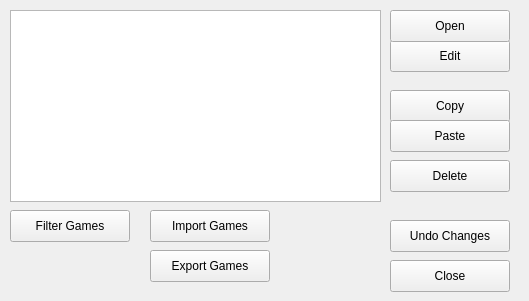
Above: windowdatabase.ui from gwolffgang/Oni before the change. Below: the same form after it.
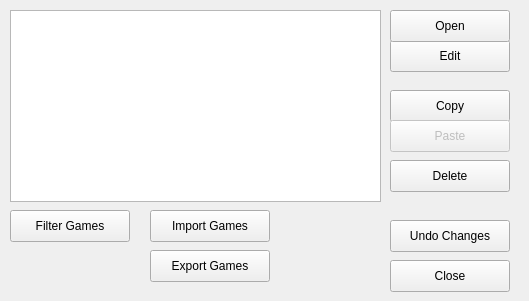
That is the form after the change.

Patch:
```diff
--- a/windowdatabase.ui
+++ b/windowdatabase.ui
@@ -115,6 +115,9 @@
    </property>
   </widget>
   <widget class="QPushButton" name="pasteGame">
+   <property name="enabled">
+    <bool>false</bool>
+   </property>
    <property name="geometry">
     <rect>
      <x>390</x>
```
